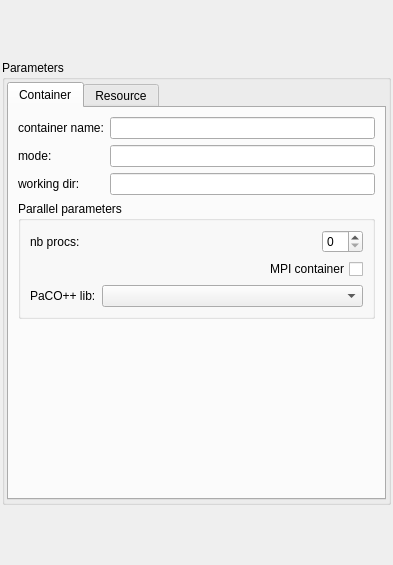
This is src/genericgui/FormAdvParamContainer.ui in SalomePlatform/yacs as Qt 5 draws it before an edit. The edited form follows.
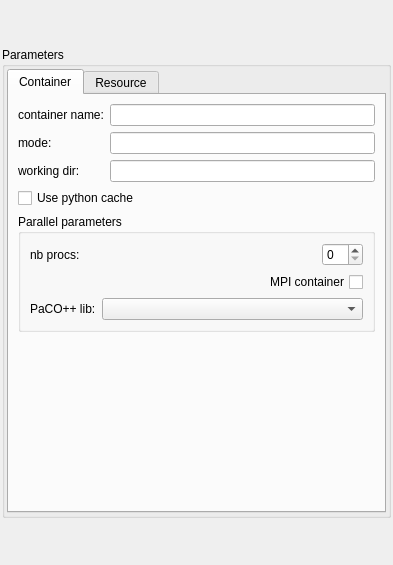
This is the edited form. The open tabs and pages were chosen to show the change.

```diff
--- a/src/genericgui/FormAdvParamContainer.ui
+++ b/src/genericgui/FormAdvParamContainer.ui
@@ -74,6 +74,13 @@
            <widget class="QLineEdit" name="le_workdir"/>
           </item>
           <item row="3" column="0" colspan="3">
+            <widget class="QCheckBox" name="ch_pycache">
+              <property name="text">
+              <string>Use python cache</string>
+              </property>
+            </widget>
+          </item>
+          <item row="4" column="0" colspan="3">
            <widget class="QGroupBox" name="groupBox_2">
             <property name="title">
              <string>Parallel parameters</string>
@@ -145,7 +152,7 @@
             </layout>
            </widget>
           </item>
-          <item row="4" column="1">
+          <item row="5" column="1">
            <spacer name="verticalSpacer">
             <property name="orientation">
              <enum>Qt::Vertical</enum>
```
